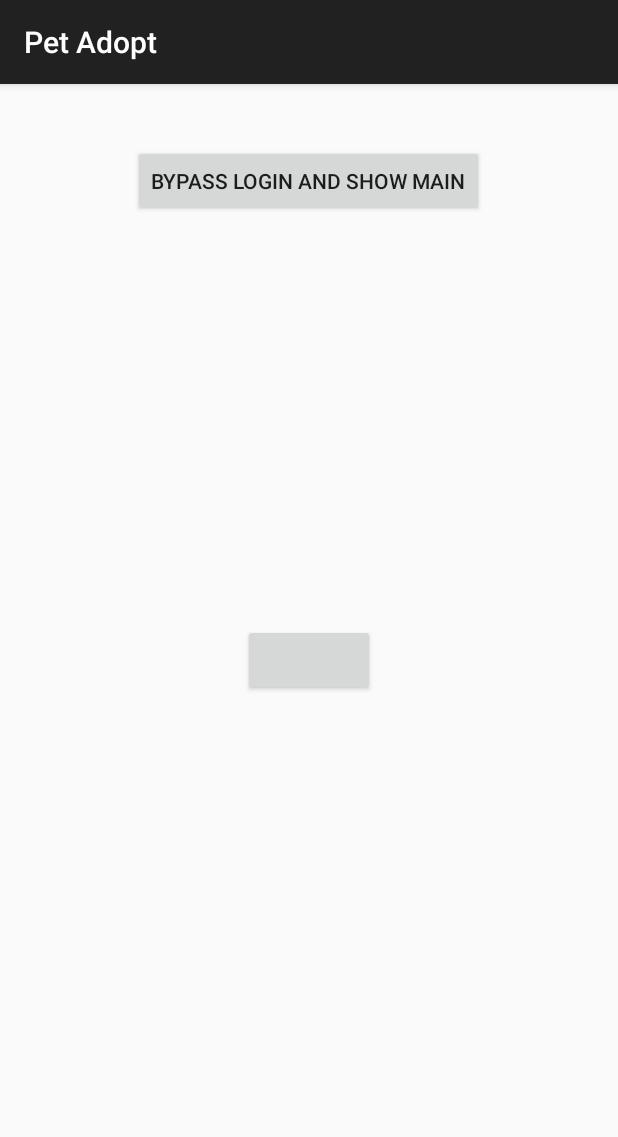
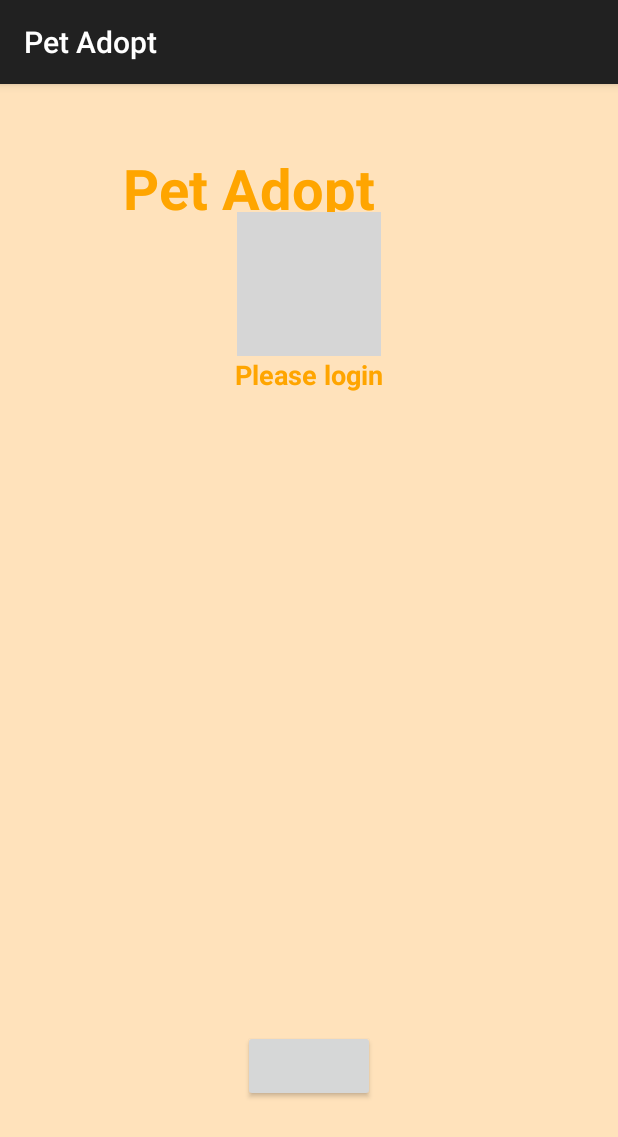
Before and after one commit to GonchuB/pet-adopt, an Android app: the screen it shows after launch (LoginActivity), on a phone screen of 412 x 824 dp. Shown: the top 1137 px of the screen. Run offline under Robolectric (Android 15) with nearby library versions, the phone set to English and light mode, and no system bars; libraries missing offline, so code that uses them is left out: com.facebook, com.facebook.appevents, com.facebook.login, com.loopj.android; plain views replace LoginButton; 5 statements that could not run were skipped; grey boxes are pictures that could not be loaded.

Commit message:
Added some style to login page

```diff
--- a/app/src/main/res/layout/activity_login.xml
+++ b/app/src/main/res/layout/activity_login.xml
@@ -2,29 +2,49 @@
 <RelativeLayout xmlns:android="http://schemas.android.com/apk/res/android"
     android:layout_width="match_parent"
     android:layout_height="match_parent"
-    android:padding="16dp">
-
-    <TextView
-        android:id="@+id/info"
-        android:layout_width="wrap_content"
-        android:layout_height="wrap_content"
-        android:layout_alignParentStart="true"
-        android:layout_alignParentTop="true"
-        android:textSize="18sp" />
+    android:padding="16dp"
+    android:background="@color/background">
 
     <com.facebook.login.widget.LoginButton
         android:id="@+id/login_button"
         android:layout_width="wrap_content"
         android:layout_height="wrap_content"
-        android:layout_centerInParent="true" />
+        android:layout_marginBottom="73dp"
+        android:layout_alignParentBottom="true"
+        android:layout_centerHorizontal="true" />
 
-    <Button
-        android:id="@+id/button"
+    <ImageView
         android:layout_width="wrap_content"
         android:layout_height="wrap_content"
-        android:layout_below="@+id/info"
-        android:layout_centerHorizontal="true"
-        android:onClick="showMainScreen"
-        android:text="@string/show_main_screen" />
+        android:id="@+id/app_icon"
+        android:layout_marginTop="69dp"
+        android:background="@drawable/icon"
+        android:layout_centerHorizontal="true" />
+
+    <TextView
+        android:layout_width="wrap_content"
+        android:layout_height="wrap_content"
+        android:textAppearance="?android:attr/textAppearanceLarge"
+        android:text="Pet Adopt"
+        android:id="@+id/app_title"
+        android:capitalize="characters"
+        android:textColor="@color/main_orange"
+        android:textStyle="bold"
+        android:textSize="37dp"
+        android:layout_marginTop="28dp"
+        android:layout_alignRight="@+id/login_button"
+        android:layout_alignEnd="@+id/login_button"
+        android:layout_centerHorizontal="true" />
+
+    <TextView
+        android:layout_width="wrap_content"
+        android:layout_height="wrap_content"
+        android:textAppearance="?android:attr/textAppearanceMedium"
+        android:text="@string/login_message"
+        android:id="@+id/login_message"
+        android:layout_below="@+id/app_icon"
+        android:textColor="@color/main_orange"
+        android:textStyle="bold"
+        android:layout_centerHorizontal="true" />
 
 </RelativeLayout>
--- a/app/src/main/res/values/strings.xml
+++ b/app/src/main/res/values/strings.xml
@@ -8,7 +8,7 @@
 
     <string name="edit_message">Edit me</string>
     <string name="button_send">Send</string>
-    <string name="show_main_screen">Bypass login and show main</string>
+    <string name="login_message">Please login</string>
     <string name="drawer_open">Open</string>
     <string name="drawer_close">Closed</string>
     <string name="exit_toast">Press Back again to Exit.</string>
--- a/app/src/main/res/values/styles.xml
+++ b/app/src/main/res/values/styles.xml
@@ -7,5 +7,6 @@
 
     <color name="main_orange">#ffa500</color>
     <color name="hover_orange">#ff8607</color>
+    <color name="background">#ffe2bb</color>
 
 </resources>
```
